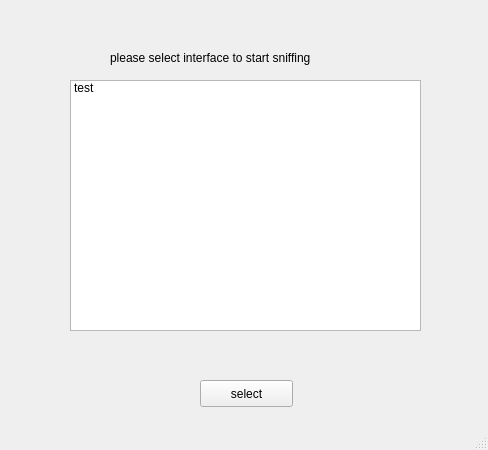
Above: Windows/homewin.ui from SaeedAbdelWahab/Python-Packet-Sniffer before the change. Below: the same form after it.
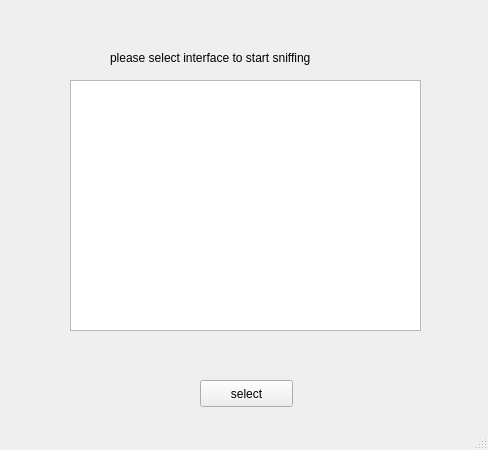
That is the form after the change.

What changed in the file:
```diff
--- a/Windows/homewin.ui
+++ b/Windows/homewin.ui
@@ -58,11 +58,6 @@
        <height>251</height>
       </rect>
      </property>
-     <item>
-      <property name="text">
-       <string>test</string>
-      </property>
-     </item>
     </widget>
    </widget>
   </widget>
```
Left out of the diff: 19 changed lines with no effect on the pictures.
